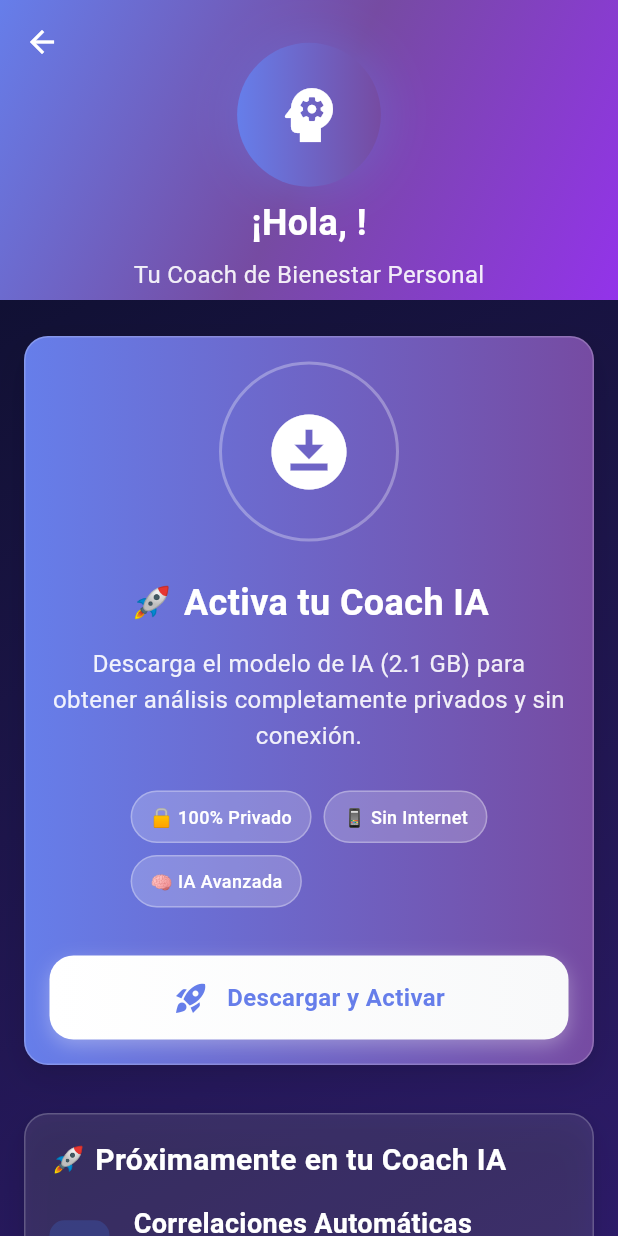
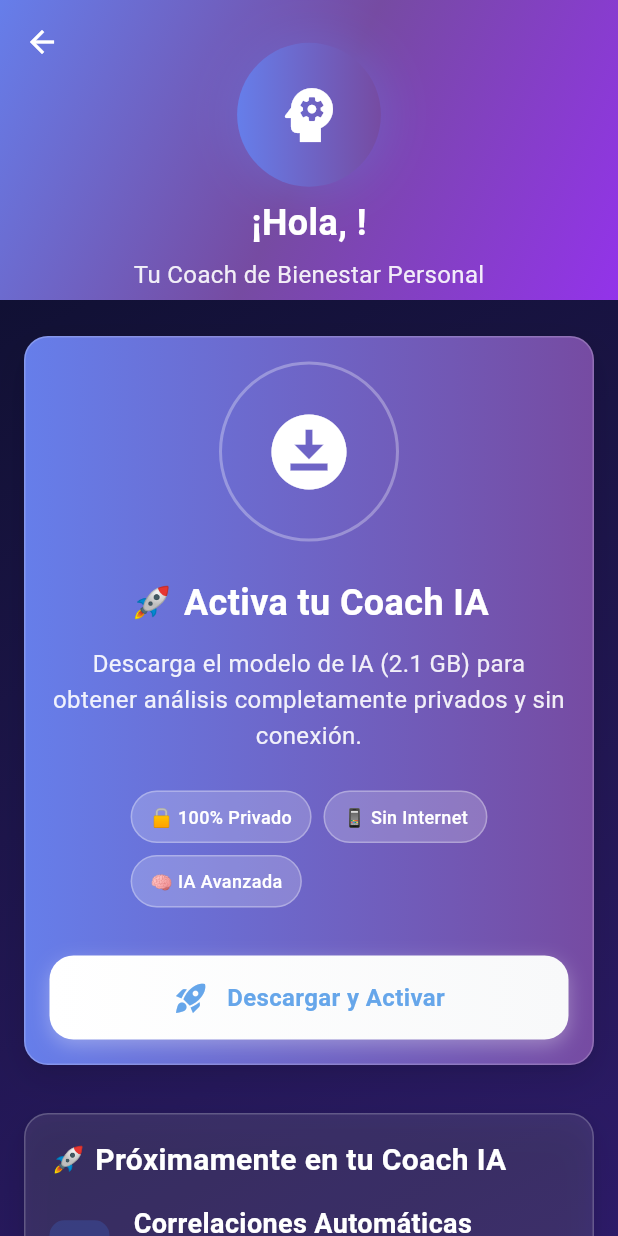
Before and after one commit to RubenGGBC/ReflectFlutter, a Flutter app: the AICoachScreen screen opened directly, on a phone screen of 412 x 824 dp. Run offline on Flutter 3.47's test engine with Material 3 defaults, Android fonts, the phone set to English and light mode, and no system bars; our stand-ins replace dio, fl_chart, flutter_local_notifications, get_it, logger, shared_preferences and 2 more; accounts and stored records are empty.

Commit message:
ver para joak

```diff
--- a/lib/presentation/screens/v2/ai_coach_screen.dart
+++ b/lib/presentation/screens/v2/ai_coach_screen.dart
@@ -366,7 +366,7 @@ class _AICoachScreenState extends State<AICoachScreen>
                 icon: Icons.rocket_launch,
                 onPressed: () => _confirmAndStartDownload(ai),
                 gradient: const [Colors.white, Color(0xFFF8F9FA)],
-                textColor: const Color(0xFF667eea),
+                textColor: const Color(0xff66a6ea),
               ),
             ],
           ),
@@ -610,7 +610,6 @@ class _AICoachScreenState extends State<AICoachScreen>
 
         const SizedBox(height: 16),
 
-        // Métricas y correlaciones en grid (si hay datos ricos)
         if (summary.hasRichData)
           _buildMetricsGrid(summary),
 
--- a/pubspec.yaml
+++ b/pubspec.yaml
@@ -26,11 +26,9 @@ dependencies:
   http: ^1.1.0
   dio: ^5.3.2
 
-  # 🤖 AI Dependencies (Using available versions)
   onnxruntime: ^1.4.1
   ffi: ^2.1.0
 
-  # 🔔 NOTIFICACIONES
   flutter_local_notifications: ^17.2.2
   timezone: ^0.9.4
   permission_handler: ^11.3.1
```
Also changed, not shown: lib/ai/services/interactive_ai_analysis_service.dart (+7 -5 lines).
